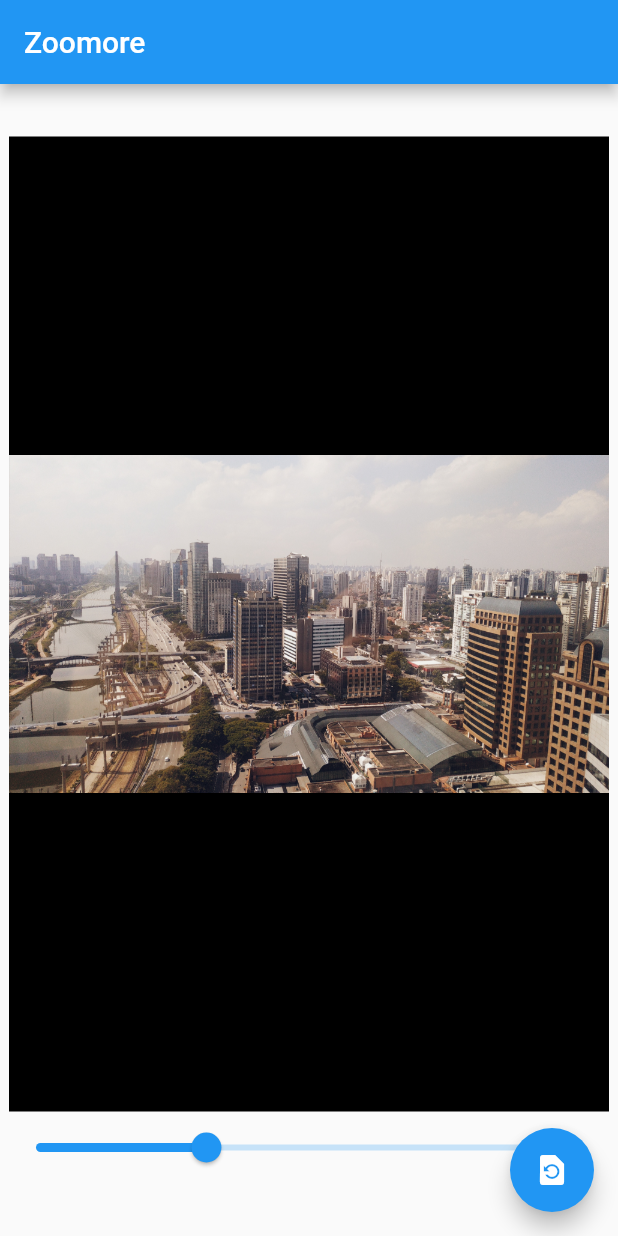
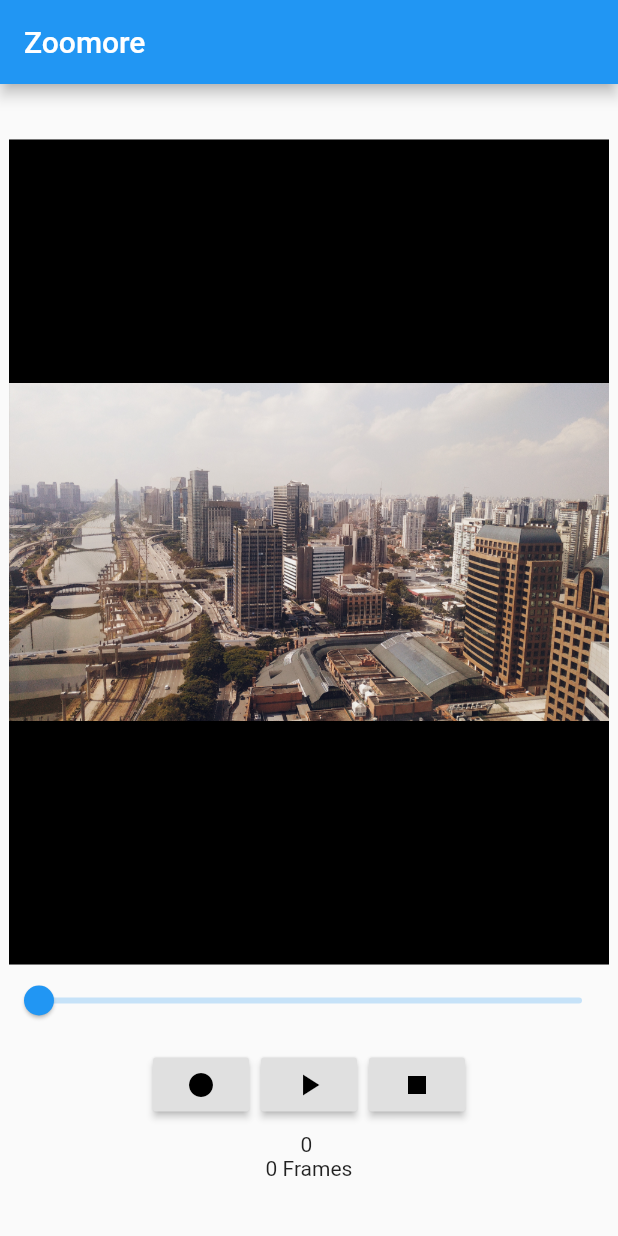
Before and after one commit to benwinding/zoomore, a Flutter app: the screen it shows after launch, on a phone screen of 412 x 824 dp. Run offline on Flutter 3.47's test engine with Material 2 defaults, Android fonts, the phone set to English and light mode, and no system bars; missing offline and left inert: matrix_gesture_detector.

Commit message:
Playback and recording working well

```diff
--- a/lib/components/zoomable-widget.dart
+++ b/lib/components/zoomable-widget.dart
@@ -1,24 +1,24 @@
 import 'package:flutter/material.dart';
-import 'package:provider/provider.dart';
 import 'package:matrix_gesture_detector/matrix_gesture_detector.dart';
-
-import 'zoomable-widget-model.dart';
 
 class ZoomableWidget extends StatelessWidget {
   final Widget child;
+  final Function(Matrix4 m) onChange;
+  final Matrix4 matrix;
 
-  const ZoomableWidget({Key key, this.child}) : super(key: key);
+  const ZoomableWidget({Key key, this.child, this.onChange, this.matrix})
+      : super(key: key);
 
   @override
   Widget build(BuildContext context) {
     return MatrixGestureDetector(
       onMatrixUpdate: (Matrix4 m, Matrix4 tm, Matrix4 sm, Matrix4 rm) {
-        var matrixCurrent = context.read<ZoomableWidgetModel>().matrix;
+        var matrixCurrent = this.matrix;
         var matrix = MatrixGestureDetector.compose(matrixCurrent, tm, sm, rm);
-        context.read<ZoomableWidgetModel>().setMatrix(matrix);
+        this.onChange(matrix);
       },
       child: Transform(
-        transform: context.watch<ZoomableWidgetModel>().matrix,
+        transform: this.matrix,
         child: child,
       ),
     );
--- a/lib/main-model.dart
+++ /dev/null
@@ -1,14 +0,0 @@
-import 'package:flutter/foundation.dart';
-import 'package:flutter/widgets.dart';
-
-class MainModel with ChangeNotifier, DiagnosticableTreeMixin {
-  double _slider = 30;
-  double get slider => this._slider;
-
-  String get label => this._slider.toStringAsFixed(1);
-
-  void setSlider(double newSlider) {
-    this._slider = newSlider;
-    notifyListeners();
-  }
-}
--- a/lib/main.dart
+++ b/lib/main.dart
@@ -1,8 +1,8 @@
 import 'package:flutter/foundation.dart';
 import 'package:flutter/material.dart';
 import 'package:provider/provider.dart';
-import 'main-model.dart';
-import 'zoom-container.dart';
+import 'package:zoomore/zoom-player.model.dart';
+import 'zoom-player.dart';
 import 'components/zoomable-widget-model.dart';
 
 void main() {
@@ -10,7 +10,7 @@ void main() {
     MultiProvider(
       providers: [
         ChangeNotifierProvider(create: (_) => ZoomableWidgetModel()),
-        ChangeNotifierProvider(create: (_) => MainModel()),
+        ChangeNotifierProvider(create: (_) => ZoomPlayerModel()),
       ],
       child: MyApp(),
     ),
@@ -41,31 +41,7 @@ class MyHomePage extends StatelessWidget {
         title: const Text('Zoomore'),
       ),
       body: Center(
-        child: Column(
-          mainAxisSize: MainAxisSize.min,
-          mainAxisAlignment: MainAxisAlignment.center,
-          children: <Widget>[
-            Column(children: [
-              ZoomContainer(),
-              Slider(
-                value: context.watch<MainModel>().slider,
-                label: context.watch<MainModel>().label,
-                min: -1,
-                max: 100,
-                divisions: 100,
-                onChanged: (value) {
-                  context.read<MainModel>().setSlider(value);
-                  print(context.read<MainModel>().slider);
-                },
-              )
-            ])
-          ],
-        ),
-      ),
-      floatingActionButton: FloatingActionButton(
-        onPressed: () => context.read<ZoomableWidgetModel>().reset(),
-        tooltip: 'Reset',
-        child: Icon(Icons.restore_page),
+        child: ZoomPlayer(),
       ),
     );
   }
--- a/lib/zoom-container.dart
+++ /dev/null
@@ -1,22 +0,0 @@
-import 'package:flutter/material.dart';
-import 'components/zoomable-widget.dart';
-
-class ZoomContainer extends StatelessWidget {
-  @override
-  Widget build(BuildContext context) {
-    return ZoomableWidget(
-      key: Key('widgy'),
-      child: Container(
-        width: 400,
-        height: 650,
-        color: Color.fromRGBO(
-          0,
-          0,
-          0,
-          1,
-        ),
-        child: Image.asset('assets/large-image.jpg'),
-      ),
-    );
-  }
-}
--- /dev/null
+++ b/lib/zoom-player.dart
@@ -0,0 +1,86 @@
+import 'package:provider/provider.dart';
+import 'package:flutter/material.dart';
+import 'package:zoomore/zoom-player.model.dart';
+import 'components/zoomable-widget.dart';
+
+class ZoomPlayer extends StatelessWidget {
+  @override
+  Widget build(BuildContext context) {
+    return Container(
+      child: Column(
+        mainAxisSize: MainAxisSize.min,
+        mainAxisAlignment: MainAxisAlignment.center,
+        children: <Widget>[
+          Column(children: [
+            Container(
+              color: Color.fromRGBO(
+                222,
+                222,
+                222,
+                1,
+              ),
+              child: ZoomableWidget(
+                onChange: (m) => context.read<ZoomPlayerModel>().setMatrix(m),
+                matrix: context.watch<ZoomPlayerModel>().matrix,
+                key: Key('zoomy'),
+                child: Container(
+                  width: 400,
+                  height: 550,
+                  color: Color.fromRGBO(
+                    0,
+                    0,
+                    0,
+                    1,
+                  ),
+                  child: Image.asset('assets/large-image.jpg'),
+                ),
+              ),
+            ),
+            Slider(
+              value: context.watch<ZoomPlayerModel>().playerIndex,
+              label: context.watch<ZoomPlayerModel>().playerIndex.toString(),
+              min: 0,
+              max: context.watch<ZoomPlayerModel>().framesCount.toDouble(),
+              divisions: 100,
+              onChanged: (value) {
+                context.read<ZoomPlayerModel>().setSlider(value);
+              },
+            ),
+            ButtonBar(
+              alignment: MainAxisAlignment.center,
+              children: [
+                RaisedButton(
+                    onPressed: () {
+                      context.read<ZoomPlayerModel>().playerRecord();
+                    },
+                    child: Icon(Icons.fiber_manual_record)),
+                RaisedButton(
+                    onPressed: () {
+                      context.read<ZoomPlayerModel>().playerStart();
+                    },
+                    child: Icon(Icons.play_arrow)),
+                RaisedButton(
+                    onPressed: () {
+                      context.read<ZoomPlayerModel>().playerStop();
+                    },
+                    child: Icon(Icons.stop))
+              ],
+            ),
+            Text(context
+                    .watch<ZoomPlayerModel>()
+                    .playerIndex
+                    .toInt()
+                    .toString() +
+                ' '),
+            Text(context
+                    .watch<ZoomPlayerModel>()
+                    .framesCount
+                    .toInt()
+                    .toString() +
+                ' Frames')
+          ])
+        ],
+      ),
+    );
+  }
+}
--- /dev/null
+++ b/lib/zoom-player.model.dart
@@ -0,0 +1,74 @@
+import 'dart:async';
+
+import 'package:flutter/foundation.dart';
+import 'package:flutter/widgets.dart';
+
+class ZoomPlayerModel with ChangeNotifier, DiagnosticableTreeMixin {
+  // Slider
+  void setSlider(double newSlider) {
+    this._currentIndex = newSlider;
+    var playFrame = _frames[_currentIndex.toInt()];
+    setMatrix(playFrame);
+  }
+
+  // Current Frame
+  Matrix4 _matrix = Matrix4.identity();
+  get matrix => this._matrix;
+
+  reset() {
+    this._matrix.setIdentity();
+    notifyListeners();
+  }
+
+  void setMatrix(Matrix4 matrixInput) {
+    this._matrix.setFrom(matrixInput);
+    notifyListeners();
+  }
+
+  List<Matrix4> _frames = new List();
+  int get framesCount => _frames.length;
+
+  void addFrame(Matrix4 m) {
+    this._frames.add(m.clone());
+    notifyListeners();
+  }
+
+  void resetFrames() {
+    this._frames.clear();
+    notifyListeners();
+  }
+
+  // Playback
+  double _currentIndex = 0;
+  double get playerIndex => _currentIndex;
+  Timer _operation;
+
+  void playerStart() {
+    playerStop();
+    const oneSec = const Duration(milliseconds: 20);
+    _operation = new Timer.periodic(oneSec, (Timer t) {
+      _currentIndex += 1;
+      if (_currentIndex >= framesCount - 1) {
+        _currentIndex = 0;
+      }
+      var playFrame = _frames[_currentIndex.toInt()];
+      setMatrix(playFrame);
+    });
+  }
+
+  void playerRecord() {
+    resetFrames();
+    this._currentIndex = 0;
+    playerStop();
+    const oneSec = const Duration(milliseconds: 20);
+    _operation = new Timer.periodic(oneSec, (Timer t) {
+      addFrame(matrix);
+    });
+  }
+
+  void playerStop() {
+    if (_operation != null) {
+      _operation.cancel();
+    }
+  }
+}
```
